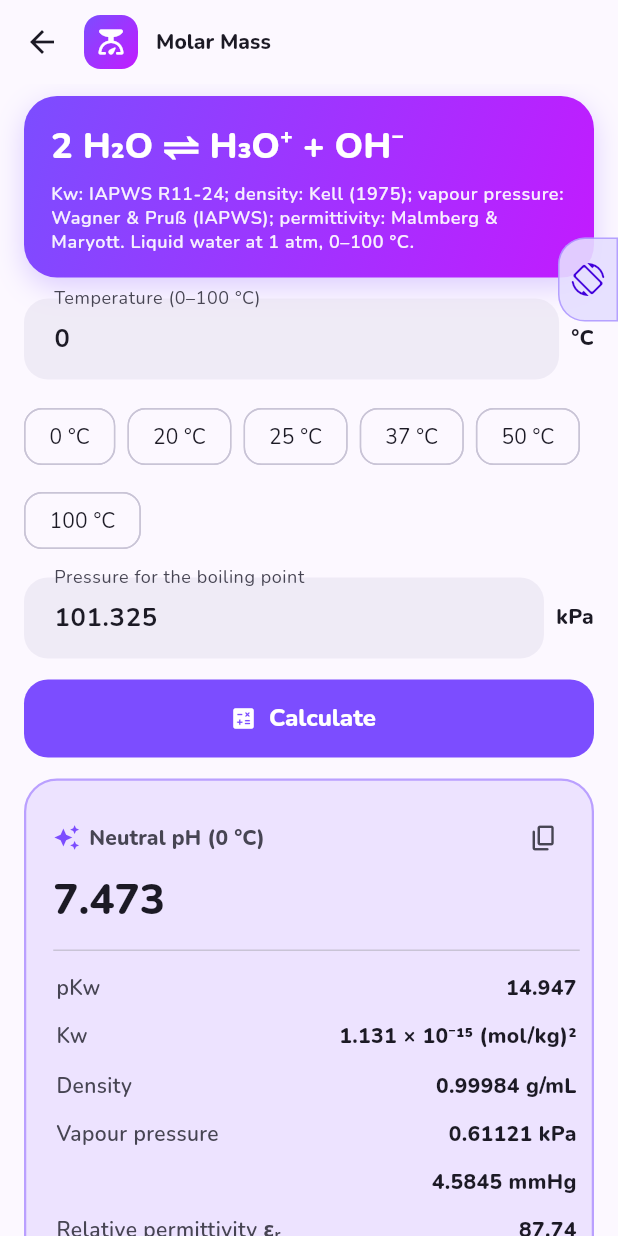
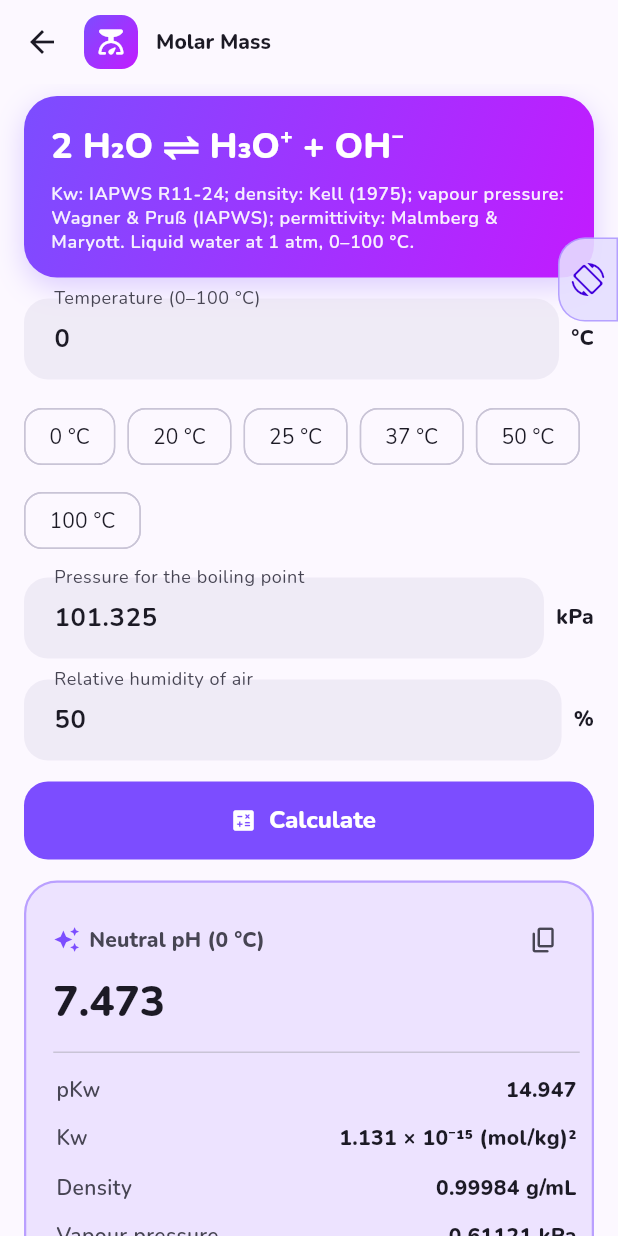
Before and after one commit to unilker/kimyasalhesapmakinesi, a Flutter app: the WaterScreen screen opened directly with sample values from the repository, after a tap on "0 °C", on a phone screen of 412 x 824 dp. Run offline on Flutter 3.47's test engine with Material 3 defaults, Android fonts, the phone set to English and light mode, and no system bars; our stand-ins replace shared_preferences; accounts and stored records are empty.

Commit message:
Humidity in the water tool: dew point, absolute humidity, mixing ratio
From the Wagner–Pruß saturation pressure (enhancement factor
neglected); tested against psychrometric values at 25 °C / 50 % and
the saturated absolute humidity at 20 °C.

Co-Authored-By: Claude Opus 5.5 <noreply@anthropic.com>
Claude-Session: https://claude.ai/code/session_01Fw3wyMMiNRrJqs5XBBGjGL

```diff
--- a/lib/core/water.dart
+++ b/lib/core/water.dart
@@ -1,4 +1,6 @@
 import 'dart:math' as math;
+
+import 'constants.dart';
 
 /// Properties of liquid water and its vapour pressure.
 
@@ -75,4 +77,35 @@ double? waterBoilingPoint(double pascal) {
   return (lo + hi) / 2;
 }
 
+/// Molar masses of water and of dry air (CIPM-2007, Picard et al. 2008),
+/// g/mol.
+const double waterMolarMass = 18.015268;
+const double dryAirMolarMass = 28.96546;
+
+/// Humidity of air at [celsius] and relative humidity [rhPercent] (with
+/// respect to liquid water), from the Wagner–Pruß saturation pressure.
+/// The enhancement factor of moist air (< 0.5 % near 1 atm) is neglected.
+class Humidity {
+  Humidity(this.celsius, this.rhPercent)
+      : partialPressure = rhPercent / 100 * waterVaporPressure(celsius + 273.15);
+
+  final double celsius, rhPercent;
+
+  /// Partial pressure of water vapour, Pa.
+  final double partialPressure;
+
+  /// Dew point in °C; null below the triple point (frost point instead).
+  double? get dewPoint {
+    final t = waterBoilingPoint(partialPressure);
+    return t == null ? null : t - 273.15;
+  }
+
+  /// Water vapour per volume of air, g/m³ (ideal gas).
+  double get absolute => partialPressure * waterMolarMass / (gasConstant * (celsius + 273.15));
+
+  /// Mixing ratio (g water per kg dry air) at total pressure [pascal].
+  double? mixingRatio(double pascal) =>
+      pascal > partialPressure ? 1000 * waterMolarMass / dryAirMolarMass * partialPressure / (pascal - partialPressure) : null;
+}
+
 double _log10(double x) => math.log(x) / math.ln10;
--- a/lib/ui/strings.dart
+++ b/lib/ui/strings.dart
@@ -565,6 +565,12 @@ class S {
   static const waterTable = Bi('Water from 0 to 100 °C', '0–100 °C arasında su');
   static const errBoilingPressure = Bi('Enter a pressure between 0.612 and 22 064 kPa',
       '0,612 ile 22 064 kPa arasında bir basınç girin');
+  static const relativeHumidity = Bi('Relative humidity of air', 'Havanın bağıl nemi');
+  static const dewPoint = Bi('Dew point', 'Çiy noktası');
+  static const vapourPartialPressure = Bi('Partial pressure of water vapour', 'Su buharının kısmi basıncı');
+  static const absoluteHumidity = Bi('Absolute humidity', 'Mutlak nem');
+  static const mixingRatio = Bi('Mixing ratio', 'Karışım oranı');
+  static const errHumidity = Bi('Enter a relative humidity between 0 and 100 %', '0 ile 100 arasında bir bağıl nem (%) girin');
 
   // ICE table
   static const iceNote = Bi(
--- a/lib/ui/tools/water_screen.dart
+++ b/lib/ui/tools/water_screen.dart
@@ -20,6 +20,7 @@ class WaterScreen extends StatefulWidget {
 class _WaterScreenState extends State<WaterScreen> {
   final _t = TextEditingController(text: '25');
   final _p = TextEditingController();
+  final _rh = TextEditingController(text: '50');
 
   @override
   void didChangeDependencies() {
@@ -31,6 +32,7 @@ class _WaterScreenState extends State<WaterScreen> {
   void dispose() {
     _t.dispose();
     _p.dispose();
+    _rh.dispose();
     super.dispose();
   }
 
@@ -80,6 +82,12 @@ class _WaterScreenState extends State<WaterScreen> {
         onChanged: (_) => setState(() {}),
         trailing: unit('kPa'),
       ),
+      NumberField(
+        controller: _rh,
+        label: context.t(S.relativeHumidity),
+        onChanged: (_) => setState(() {}),
+        trailing: unit('%'),
+      ),
       FilledButton.icon(
         onPressed: _save,
         icon: const Icon(Icons.calculate_rounded),
@@ -92,6 +100,7 @@ class _WaterScreenState extends State<WaterScreen> {
     final results = <Widget>[
       if (t == null || t < 0 || t > 100) ErrorBanner(context.t(S.errWaterTemperature)) else _atTemperature(t),
       _boiling(p),
+      if (t != null && t >= 0 && t <= 100) _humidity(t, parseNumberInput(_rh.text), p),
       _table(),
     ];
     return ToolScaffold(
@@ -136,6 +145,26 @@ class _WaterScreenState extends State<WaterScreen> {
       children: [
         const Divider(height: 18),
         InfoRow('T', '${nf.format(tb, digits: 6)} K'),
+      ],
+    );
+  }
+
+  Widget _humidity(double t, double? rh, double? kpa) {
+    if (rh == null || rh <= 0 || rh > 100) return ErrorBanner(context.t(S.errHumidity));
+    final nf = context.nf;
+    final h = Humidity(t, rh);
+    final dew = h.dewPoint;
+    final w = kpa == null ? null : h.mixingRatio(kpa * 1000);
+    return ResultCard(
+      color: widget.tool.color,
+      label: '${context.t(S.dewPoint)} (${nf.format(t)} °C, ${context.percent(rh)})',
+      value: dew == null ? '< 0 °C' : '${nf.format(dew, digits: 4)} °C',
+      copyValue: dew == null ? '' : nf.plain(dew, digits: 4),
+      children: [
+        const Divider(height: 18),
+        InfoRow(context.t(S.vapourPartialPressure), '${nf.format(h.partialPressure / 1000, digits: 4)} kPa'),
+        InfoRow(context.t(S.absoluteHumidity), '${nf.format(h.absolute, digits: 4)} g/m³'),
+        if (w != null) InfoRow('${context.t(S.mixingRatio)} (${nf.format(kpa!)} kPa)', '${nf.format(w, digits: 4)} g/kg'),
       ],
     );
   }
```
Also changed, not shown: 3 other files.
